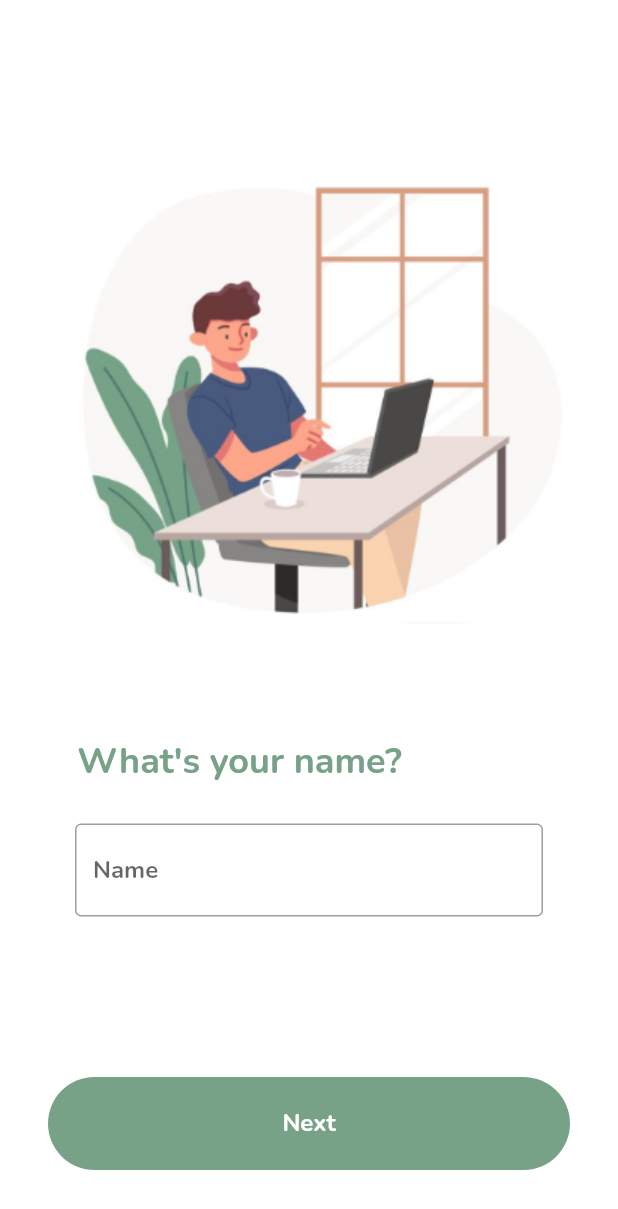
After one commit to Eugene-C1/FlashCard, a Flutter app: the StartupPage screen opened directly, after a tap on "Get Started", on a phone screen of 412 x 824 dp. The commit adds this screen. Shown: the top 1209 px of the screen. Run offline on Flutter 3.47's test engine with Material 2 defaults, Android fonts, the phone set to English and light mode, and no system bars; our stand-ins replace after_layout, animated_splash_screen, page_transition, shared_preferences; accounts and stored records are empty.

Commit message:
4th Commit

```diff
--- a/lib/home.dart
+++ b/lib/home.dart
@@ -1,4 +1,5 @@
 import 'package:flutter/material.dart';
+import 'package:shared_preferences/shared_preferences.dart';
 
 class MyHomePage extends StatefulWidget {
   const MyHomePage({Key? key, required String title}) : super(key: key);
@@ -12,7 +13,7 @@ class _MyHomePageState extends State<MyHomePage> {
   Widget build(BuildContext context) {
     return Scaffold(
         body: Center(
-      child: Text('Hello World'),
+      child: Text('This is Home Page'),
     ));
   }
 }
--- a/lib/main.dart
+++ b/lib/main.dart
@@ -2,7 +2,7 @@ import 'package:flutter/material.dart';
 
 import 'home.dart';
 import 'splash.dart';
-import 'startup.dart';
+import 'startup1.dart';
 
 void main() {
   runApp(const MyApp());
--- a/lib/startup.dart
+++ b/lib/startup1.dart
@@ -1,7 +1,8 @@
 import 'package:flutter/material.dart';
 import 'package:page_transition/page_transition.dart';
+import 'package:shared_preferences/shared_preferences.dart';
 
-import 'package:flashcard/home.dart';
+import 'startup2.dart';
 
 class StartupPage extends StatefulWidget {
   const StartupPage({Key? key, required String title}) : super(key: key);
@@ -16,7 +17,7 @@ class _StartupPageState extends State<StartupPage> {
     return Material(
       child: Scaffold(
         resizeToAvoidBottomInset: false,
-        //backgroundColor: Colors.white,
+        backgroundColor: Colors.white,
         body: SingleChildScrollView(
           child: Column(
             mainAxisAlignment: MainAxisAlignment.spaceBetween,
@@ -31,7 +32,7 @@ class _StartupPageState extends State<StartupPage> {
                       child: Text(
                         'Learn Free',
                         style: TextStyle(
-                          color: Color(0xFFB40284A),
+                          color: Color(0xFFB76A185),
                           fontSize: 28,
                         ),
                       ),
@@ -43,7 +44,7 @@ class _StartupPageState extends State<StartupPage> {
                         'We make reviewing easier. Join now and start your academic journey with us',
                         textAlign: TextAlign.center,
                         style: TextStyle(
-                          color: Color(0xFFB40284A),
+                          color: Color(0xFFB76A185),
                           fontSize: 16,
                         ),
                       ),
@@ -52,12 +53,14 @@ class _StartupPageState extends State<StartupPage> {
                 ),
               ),
               Container(
-                padding: EdgeInsets.symmetric(horizontal: 32),
+                padding: EdgeInsets.symmetric(
+                  horizontal: 32,
+                ),
                 margin: EdgeInsets.only(
-                  bottom: 50,
+                  bottom: 90,
                 ),
                 child: Center(
-                  child: Image.asset('assets/images/startup.png'),
+                  child: Image.asset('assets/images/startup1.png'),
                 ),
               ),
               GestureDetector(
@@ -65,8 +68,8 @@ class _StartupPageState extends State<StartupPage> {
                   Navigator.push(
                     context,
                     PageTransition(
-                      type: PageTransitionType.fade,
-                      child: MyHomePage(title: 'Home'),
+                      type: PageTransitionType.rightToLeft,
+                      child: StartupPage2(),
                     ),
                   );
                 },
@@ -75,7 +78,7 @@ class _StartupPageState extends State<StartupPage> {
                   padding: EdgeInsets.all(20),
                   width: double.infinity,
                   decoration: BoxDecoration(
-                    color: Color(0xFFB40284A),
+                    color: Color(0xFFB76A185),
                     borderRadius: BorderRadius.circular(50),
                   ),
                   child: Center(
--- /dev/null
+++ b/lib/startup2.dart
@@ -0,0 +1,125 @@
+import 'package:flashcard/home.dart';
+import 'package:flashcard/startup3.dart';
+import 'package:flutter/material.dart';
+import 'package:page_transition/page_transition.dart';
+
+class StartupPage2 extends StatefulWidget {
+  const StartupPage2({Key? key}) : super(key: key);
+
+  @override
+  _StartupPage2State createState() => _StartupPage2State();
+}
+
+class _StartupPage2State extends State<StartupPage2> {
+  final _text = TextEditingController();
+  bool _validate = false;
+
+  @override
+  void dispose() {
+    _text.dispose();
+    super.dispose();
+  }
+
+  @override
+  Widget build(BuildContext context) {
+    return Material(
+      child: Scaffold(
+        resizeToAvoidBottomInset: true,
+        backgroundColor: Colors.white,
+        body: SingleChildScrollView(
+          reverse: true,
+          child: Column(
+            children: <Widget>[
+              Container(
+                padding: EdgeInsets.symmetric(
+                  horizontal: 32,
+                ),
+                margin: EdgeInsets.only(
+                  top: 100,
+                ),
+                child: Center(
+                  child: Image.asset('assets/images/startup2.png'),
+                ),
+              ),
+              Container(
+                alignment: Alignment.centerLeft,
+                padding: EdgeInsets.only(
+                  top: 75,
+                  left: 51.5,
+                ),
+                child: Text(
+                  'What\'s your name?',
+                  style: TextStyle(
+                    color: Color(0xFFB76A185),
+                    fontSize: 24,
+                  ),
+                ),
+              ),
+              Container(
+                margin: EdgeInsets.only(
+                  top: 25,
+                  left: 50,
+                  right: 50,
+                  bottom: 107,
+                ),
+                child: Column(
+                  children: [
+                    TextField(
+                      controller: _text,
+                      decoration: InputDecoration(
+                        hintText: 'Name',
+                        labelStyle: TextStyle(color: Colors.black),
+                        border: OutlineInputBorder(),
+                        errorText: _validate ? 'Name can\'t be empty' : null,
+                      ),
+                    )
+                  ],
+                ),
+              ),
+              GestureDetector(
+                onTap: () {
+                  setState(
+                    () {
+                      _text.text.isEmpty ? _validate = true : _validate = false;
+                      if (!_validate) {
+                        Navigator.push(
+                          context,
+                          PageTransition(
+                            type: PageTransitionType.rightToLeft,
+                            child: StartupPage3(),
+                          ),
+                        );
+                      }
+                    },
+                  );
+                },
+                child: Container(
+                  margin: EdgeInsets.only(
+                    right: 32,
+                    left: 32,
+                    bottom: 32,
+                  ),
+                  padding: EdgeInsets.all(20),
+                  width: double.infinity,
+                  decoration: BoxDecoration(
+                    color: Color(0xFFB76A185),
+                    borderRadius: BorderRadius.circular(50),
+                  ),
+                  child: Center(
+                    child: Text(
+                      'Next',
+                      style: TextStyle(
+                        color: Colors.white,
+                        fontSize: 16,
+                      ),
+                    ),
+                  ),
+                ),
+              ),
+            ],
+          ),
+        ),
+      ),
+    );
+  }
+}
--- a/pubspec.yaml
+++ b/pubspec.yaml
@@ -32,7 +32,7 @@ dependencies:
 
   animated_splash_screen:
   page_transition: "^2.0.2"
-  shared_preferences: "^2.0.8"
+  shared_preferences: "^2.0.0"
   after_layout: "^1.1.0"
   # The following adds the Cupertino Icons font to your application.
   # Use with the CupertinoIcons class for iOS style icons.
```
Also changed, not shown: lib/splash.dart (+4 -3 lines), lib/startup3.dart (added, +87 -0 lines), lib/startup4.dart (added, +103 -0 lines), assets/images/boy.png, assets/images/girl.png, assets/images/startup.jpg (deleted), assets/images/startup.png (deleted), assets/images/startup1.png (added), assets/images/startup2.png (added), assets/images/startup3.png (added).
